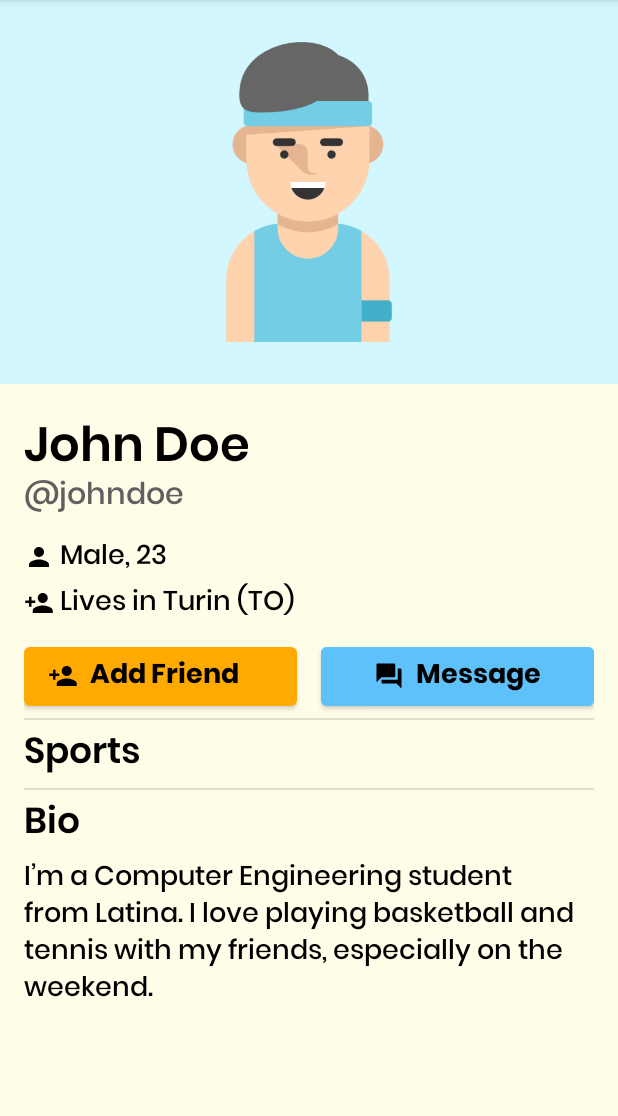
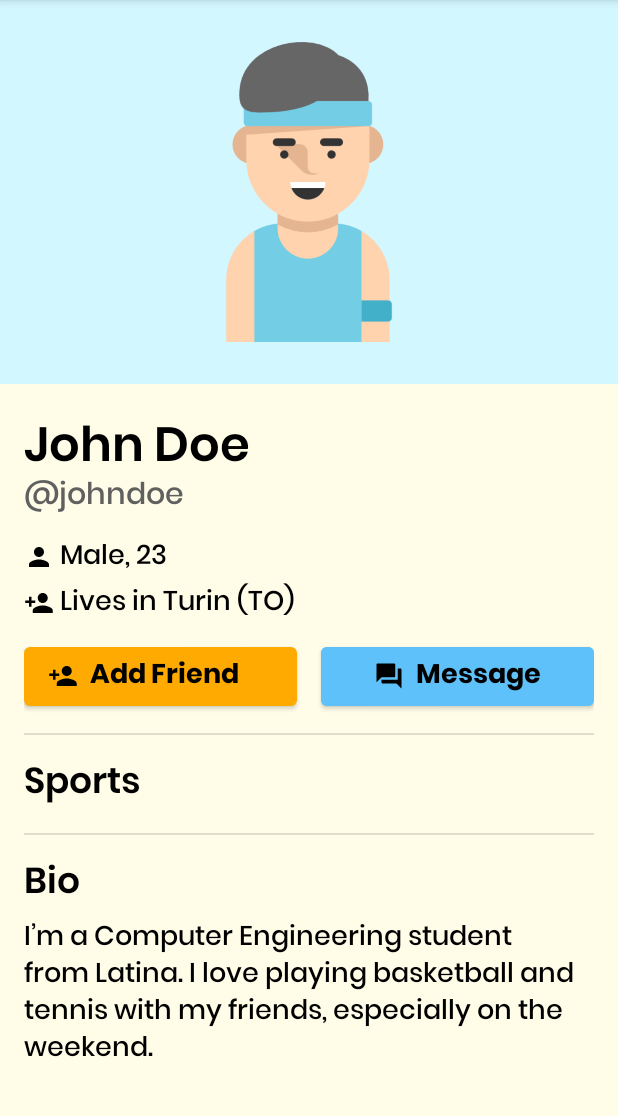
Before and after one commit to MAD-Guys/Lab, an Android app: the screen it shows after launch (ShowProfileActivity), on a phone screen of 412 x 824 dp, the part 84-1200 px from its top. Run offline under Robolectric (Android 15) with nearby library versions, the phone set to English and light mode, and no system bars.

Commit message:
Small xml fixes

```diff
--- a/LAB2/app/src/main/res/layout/activity_show_profile.xml
+++ b/LAB2/app/src/main/res/layout/activity_show_profile.xml
@@ -8,6 +8,7 @@
     android:orientation="vertical"
     tools:context=".ShowProfileActivity">
 
+    <!-- LinearLayout for the profile picture -->
     <LinearLayout
         android:layout_width="match_parent"
         android:layout_height="0dp"
@@ -25,21 +26,23 @@
 
     </LinearLayout>
 
+    <!-- LinearLayout for the profile information -->
     <LinearLayout
         android:layout_width="match_parent"
         android:layout_height="0dp"
         android:layout_weight="2"
         android:background="@color/background_orange"
+        android:orientation="vertical"
         android:paddingHorizontal="16dp"
-        android:paddingTop="16dp"
-        android:orientation="vertical">
-
+        android:paddingTop="16dp">
 
         <LinearLayout
             android:layout_width="match_parent"
             android:layout_height="wrap_content"
+            android:layout_marginBottom="10dp"
             android:orientation="vertical">
 
+            <!-- LinearLayout for the name and nickname -->
             <LinearLayout
                 android:layout_width="match_parent"
                 android:layout_height="wrap_content"
@@ -51,7 +54,6 @@
                     android:fontFamily="@font/poppins_semibold"
                     android:text="@string/first_name"
                     android:textColor="@color/black"
-
                     android:textSize="32sp"
                     android:textStyle="bold" />
 
@@ -65,6 +67,7 @@
 
             </LinearLayout>
 
+            <!-- LinearLayout for the remaining informations -->
             <LinearLayout
                 android:layout_width="match_parent"
                 android:layout_height="wrap_content"
@@ -104,12 +107,14 @@
                         android:textColor="@color/black"
                         android:textSize="18sp" />
                     />
+
                 </LinearLayout>
 
                 <LinearLayout
                     android:layout_width="wrap_content"
                     android:layout_height="wrap_content"
                     android:orientation="horizontal">
+
                     <ImageView
                         android:id="@+id/imageLocation"
                         android:layout_width="wrap_content"
@@ -127,29 +132,24 @@
                         android:textColor="@color/black"
                         android:textSize="18sp" />
 
+                </LinearLayout>
 
             </LinearLayout>
 
-
-
-
-            </LinearLayout>
-
+            <!-- LinearLayout for the buttons -->
             <LinearLayout
                 android:layout_width="match_parent"
-                android:layout_height="wrap_content"
-                >
-
+                android:layout_height="wrap_content">
 
                 <Button
                     android:id="@+id/button_add_friend"
                     android:layout_width="0dp"
                     android:layout_height="wrap_content"
+                    android:layout_gravity="center"
                     android:layout_weight="1"
                     android:fontFamily="@font/poppins_bold"
                     android:gravity="center_vertical"
-                android:layout_gravity="center"
-                android:text="Add Friend"
+                    android:text="@string/add_friend_button"
                     android:textAllCaps="false"
                     android:textAppearance="@style/TextAppearance.AppCompat.Button"
                     android:textColor="@color/black"
@@ -168,7 +168,7 @@
                     android:layout_weight="1"
                     android:backgroundTint="@color/blue_200"
                     android:fontFamily="@font/poppins_bold"
-                    android:text="Message"
+                    android:text="@string/message_button"
                     android:textAllCaps="false"
                     android:textAppearance="@style/TextAppearance.AppCompat.Small"
                     android:textColor="@color/black"
@@ -178,50 +178,52 @@
                     app:iconTint="#000000" />
             </LinearLayout>
 
-
+        </LinearLayout>
 
         <View
-                android:id="@+id/divider"
+            android:id="@+id/sport_divider"
             android:layout_width="match_parent"
             android:layout_height="1dp"
-                android:background="?android:attr/listDivider"
-                android:layout_marginVertical="2dp"/>
-
-        </LinearLayout>
+            android:layout_marginVertical="2dp"
+            android:background="?android:attr/listDivider" />
 
         <LinearLayout
             android:layout_width="match_parent"
             android:layout_height="wrap_content"
+            android:layout_marginTop="10dp"
+            android:layout_marginBottom="10dp"
             android:orientation="vertical">
 
             <TextView
                 android:layout_width="wrap_content"
                 android:layout_height="wrap_content"
                 android:fontFamily="@font/poppins_semibold"
-                android:text="Sports"
+                android:text="@string/sports_title"
                 android:textColor="@color/black"
 
                 android:textSize="24sp" />
 
+        </LinearLayout>
+
         <View
-                android:id="@+id/divider2"
+            android:id="@+id/Bio_divider"
             android:layout_width="match_parent"
             android:layout_height="1dp"
-                android:layout_weight="1"
-                android:background="?android:attr/listDivider"
-                android:layout_marginVertical="2dp"/>
-        </LinearLayout>
+            android:layout_marginVertical="2dp"
+            android:background="?android:attr/listDivider" />
 
         <LinearLayout
             android:layout_width="match_parent"
             android:layout_height="wrap_content"
+            android:layout_marginTop="10dp"
+            android:layout_marginBottom="10dp"
             android:orientation="vertical">
 
             <TextView
                 android:layout_width="wrap_content"
                 android:layout_height="wrap_content"
                 android:fontFamily="@font/poppins_semibold"
-                android:text="Bio"
+                android:text="@string/bio_title"
                 android:textColor="@color/black"
 
                 android:textSize="24sp" />
@@ -236,5 +238,7 @@
                 android:textSize="18sp" />
 
         </LinearLayout>
+
     </LinearLayout>
+
 </LinearLayout>
--- a/LAB2/app/src/main/res/values/strings.xml
+++ b/LAB2/app/src/main/res/values/strings.xml
@@ -1,11 +1,15 @@
 <resources>
     <string name="app_name">MAD GUYS</string>
     <string name="edit_button">Edit button</string>
+    <string name="add_friend_button">Add Friend</string>
+    <string name="message_button">Message</string>
     <string name="profile_picture">Profile picture</string>
     <string name="first_name">John Doe</string>
     <string name="nickname">\@johndoe</string>
     <string name="sex">Male,</string>
     <string name="age">23</string>
     <string name="location">Lives in Turin (TO)</string>
+    <string name="sports_title">Sports</string>
+    <string name="bio_title">Bio</string>
     <string name="bio">I’m a Computer Engineering student from Latina. I love playing basketball and tennis with my friends, especially on the weekend.</string>
 </resources>
```
Lines whose indentation alone changed are shown as unchanged.
